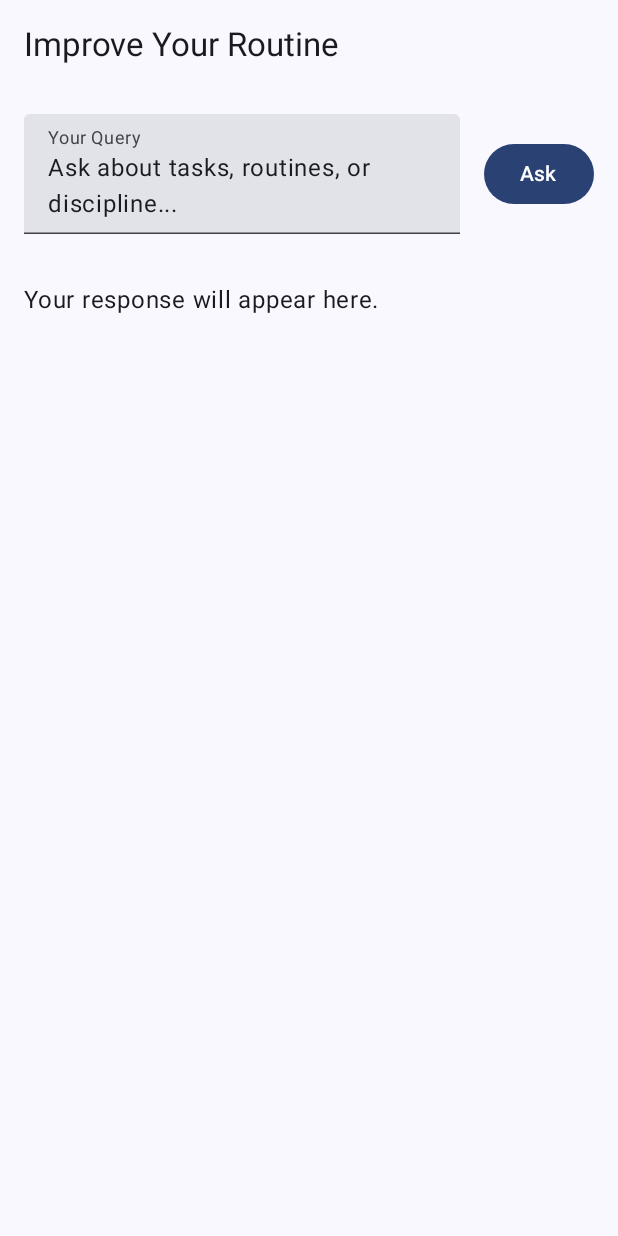
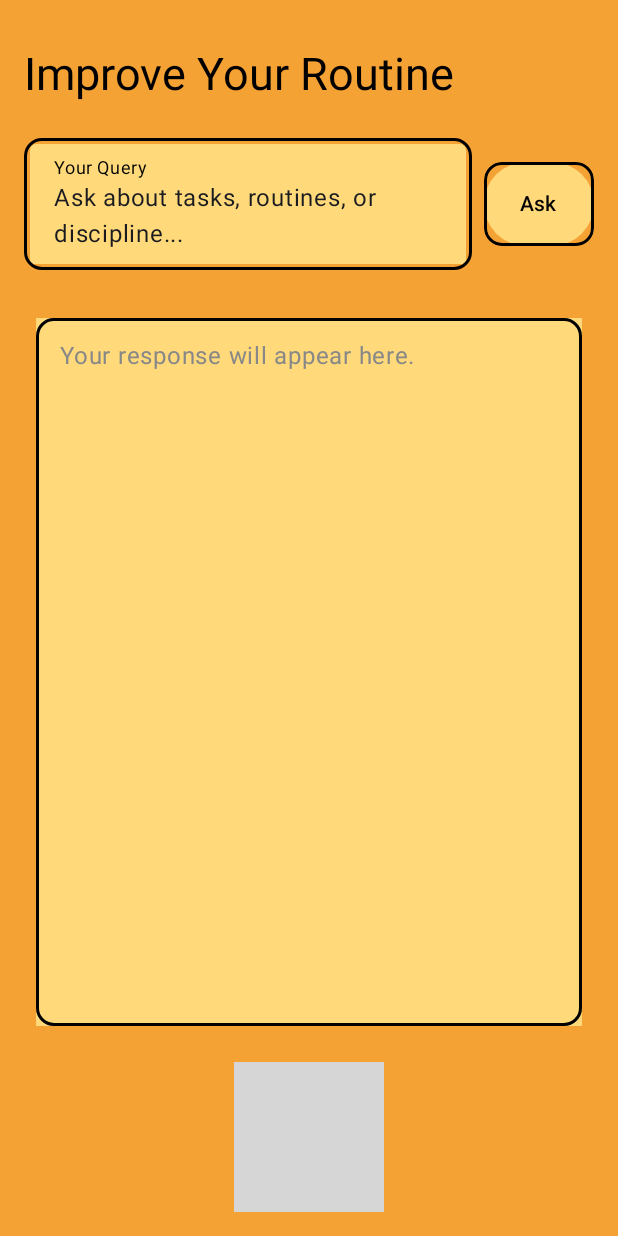
Before and after one commit to tjklint/habIT, an Android app built with Jetpack Compose: the screen it shows after launch (MainActivity), on a phone screen of 412 x 824 dp. Run offline under Robolectric (Android 15) with nearby library versions, the phone set to English and light mode, and no system bars; libraries missing offline, so code that uses them is left out: com.google.ai.client; grey boxes are pictures that could not be loaded.

Commit message:
feat: styled chatbot page

```diff
--- a/app/src/main/java/com/example/habitai/TaskScreen.kt
+++ b/app/src/main/java/com/example/habitai/TaskScreen.kt
@@ -2,24 +2,30 @@ package com.example.habitai
 
 import androidx.compose.foundation.BorderStroke
 import androidx.compose.foundation.Image
+import androidx.compose.foundation.background
 import androidx.compose.foundation.border
 import androidx.compose.foundation.clickable
 import androidx.compose.foundation.layout.*
 import androidx.compose.foundation.lazy.LazyRow
 import androidx.compose.foundation.lazy.itemsIndexed
 import androidx.compose.foundation.rememberScrollState
+import androidx.compose.foundation.shape.RoundedCornerShape
 import androidx.compose.foundation.verticalScroll
 import androidx.compose.material3.*
 import androidx.compose.runtime.*
 import androidx.compose.runtime.saveable.rememberSaveable
 import androidx.compose.ui.Alignment
 import androidx.compose.ui.Modifier
+import androidx.compose.ui.draw.clip
+import androidx.compose.ui.graphics.Color
 import androidx.compose.ui.res.painterResource
 import androidx.compose.ui.res.stringResource
 import androidx.compose.ui.text.style.TextAlign
 import androidx.compose.ui.unit.dp
+import androidx.compose.ui.unit.sp
 import androidx.lifecycle.viewmodel.compose.viewModel
 
+@OptIn(ExperimentalMaterial3Api::class)
 @Composable
 fun TaskScreen(
     taskViewModel: TaskViewModel = viewModel()
@@ -31,61 +37,126 @@ fun TaskScreen(
     val uiState by taskViewModel.uiState.collectAsState()
 
     Column(
-        modifier = Modifier.fillMaxSize()
+        modifier = Modifier
+            .fillMaxSize()
+            .background(Color(0xFFF5A234))
+            .padding(16.dp)
     ) {
         Text(
             text = "Improve Your Routine",
-            style = MaterialTheme.typography.titleLarge,
-            modifier = Modifier.padding(16.dp)
+            style = MaterialTheme.typography.titleLarge.copy(fontSize = 30.sp),
+            color = Color.Black,
+            modifier = Modifier.padding(vertical = 16.dp)
         )
 
         Row(
-            modifier = Modifier.padding(all = 16.dp)
+            modifier = Modifier
+                .fillMaxWidth()
+                .padding(vertical = 8.dp),
+            verticalAlignment = Alignment.CenterVertically
         ) {
             TextField(
                 value = prompt,
-                label = { Text("Your Query") },
                 onValueChange = { prompt = it },
+                label = { Text(text = "Your Query", color = Color.Black) },
                 modifier = Modifier
-                    .weight(0.8f)
-                    .padding(end = 16.dp)
-                    .align(Alignment.CenterVertically)
+                    .weight(1f)
+                    .border(
+                        width = 2.dp,
+                        color = Color.Black,
+                        shape = RoundedCornerShape(12.dp)
+                    )
+                    .padding(4.dp),
+                colors = TextFieldDefaults.textFieldColors(
+                    containerColor = Color(0xFFFFD97A),
+                    cursorColor = Color.Blue,
+                    focusedIndicatorColor = Color.Transparent,
+                    unfocusedIndicatorColor = Color.Transparent
+                )
             )
 
+            Spacer(modifier = Modifier.width(8.dp))
+
             Button(
-                onClick = {
-                    taskViewModel.sendPrompt(prompt)
-                },
+                onClick = { taskViewModel.sendPrompt(prompt) },
                 enabled = prompt.isNotEmpty(),
                 modifier = Modifier
-                    .align(Alignment.CenterVertically)
+                    .height(56.dp)
+                    .clip(RoundedCornerShape(12.dp))
+                    .border(
+                        width = 2.dp,
+                        color = Color.Black,
+                        shape = RoundedCornerShape(12.dp)
+                    ),
+                colors = ButtonDefaults.buttonColors(
+                    containerColor = Color(0xFFFFD97A),
+                    contentColor = Color.Black
+                )
             ) {
                 Text(text = "Ask")
             }
         }
 
-        if (uiState is UiState.Loading) {
-            CircularProgressIndicator(modifier = Modifier.align(Alignment.CenterHorizontally))
-        } else {
-            var textColor = MaterialTheme.colorScheme.onSurface
-            if (uiState is UiState.Error) {
-                textColor = MaterialTheme.colorScheme.error
-                result = (uiState as UiState.Error).errorMessage
-            } else if (uiState is UiState.Success) {
-                textColor = MaterialTheme.colorScheme.onSurface
-                result = (uiState as UiState.Success).outputText
+        Spacer(modifier = Modifier.height(16.dp))
+
+        Box(
+            modifier = Modifier
+                .fillMaxWidth()
+                .weight(1f)
+                .padding(8.dp)
+                .border(
+                    width = 2.dp,
+                    color = Color.Black,
+                    shape = RoundedCornerShape(12.dp)
+                )
+                .background(Color(0xFFFFD97A))
+                .padding(16.dp)
+        ) {
+            when (uiState) {
+                is UiState.Loading -> CircularProgressIndicator(
+                    color = Color.Black,
+                    modifier = Modifier.align(Alignment.Center)
+                )
+                is UiState.Error -> {
+                    result = (uiState as UiState.Error).errorMessage
+                    Text(
+                        text = result,
+                        color = MaterialTheme.colorScheme.error,
+                        style = MaterialTheme.typography.bodyLarge,
+                        textAlign = TextAlign.Start,
+                        modifier = Modifier.align(Alignment.TopStart)
+                    )
+                }
+                is UiState.Success -> {
+                    result = (uiState as UiState.Success).outputText
+                    Text(
+                        text = result,
+                        color = Color.Black,
+                        style = MaterialTheme.typography.bodyLarge,
+                        textAlign = TextAlign.Start,
+                        modifier = Modifier.align(Alignment.TopStart)
+                    )
+                }
+                else -> {
+                    Text(
+                        text = placeholderResult,
+                        color = Color.Gray,
+                        style = MaterialTheme.typography.bodyLarge,
+                        textAlign = TextAlign.Start,
+                        modifier = Modifier.align(Alignment.TopStart)
+                    )
+                }
             }
-            val scrollState = rememberScrollState()
-            Text(
-                text = result,
-                textAlign = TextAlign.Start,
-                color = textColor,
-                modifier = Modifier
-                    .align(Alignment.CenterHorizontally)
-                    .padding(16.dp)
-                    .fillMaxSize()
-                    .verticalScroll(scrollState)
-            )
         }
+
+        Spacer(modifier = Modifier.height(16.dp))
+
+        Image(
+            painter = painterResource(id = R.drawable.smiling_sun),
+            contentDescription = "Footer Image",
+            modifier = Modifier
+                .size(100.dp)
+                .align(Alignment.CenterHorizontally)
+        )
     }
 }
```
